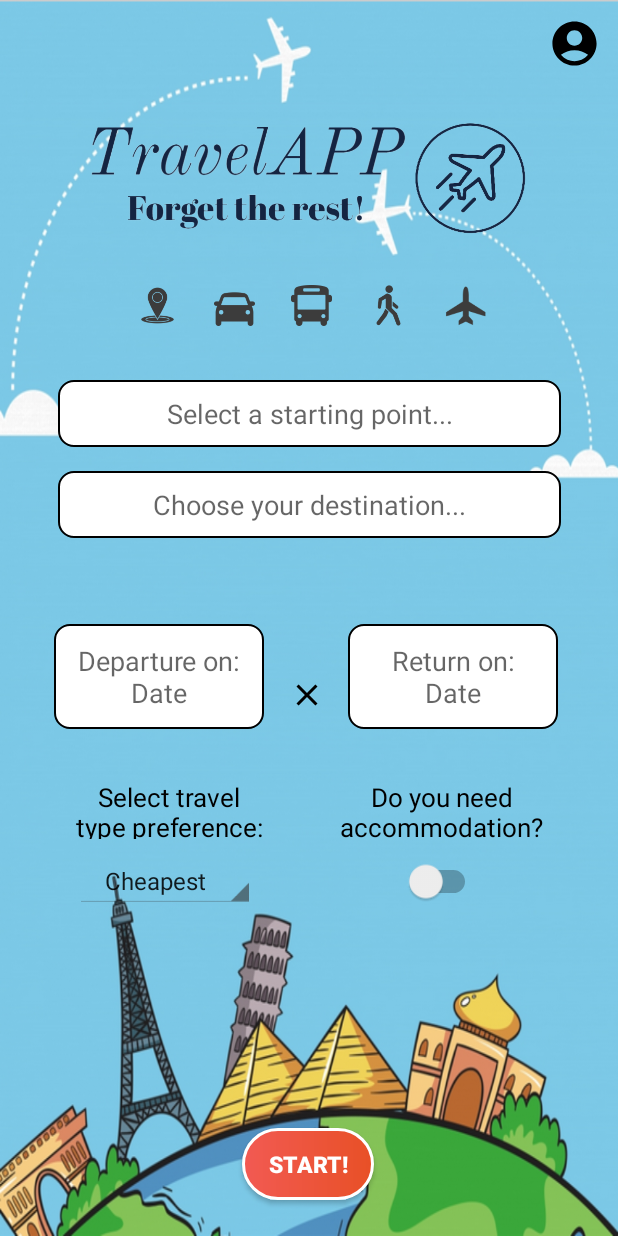
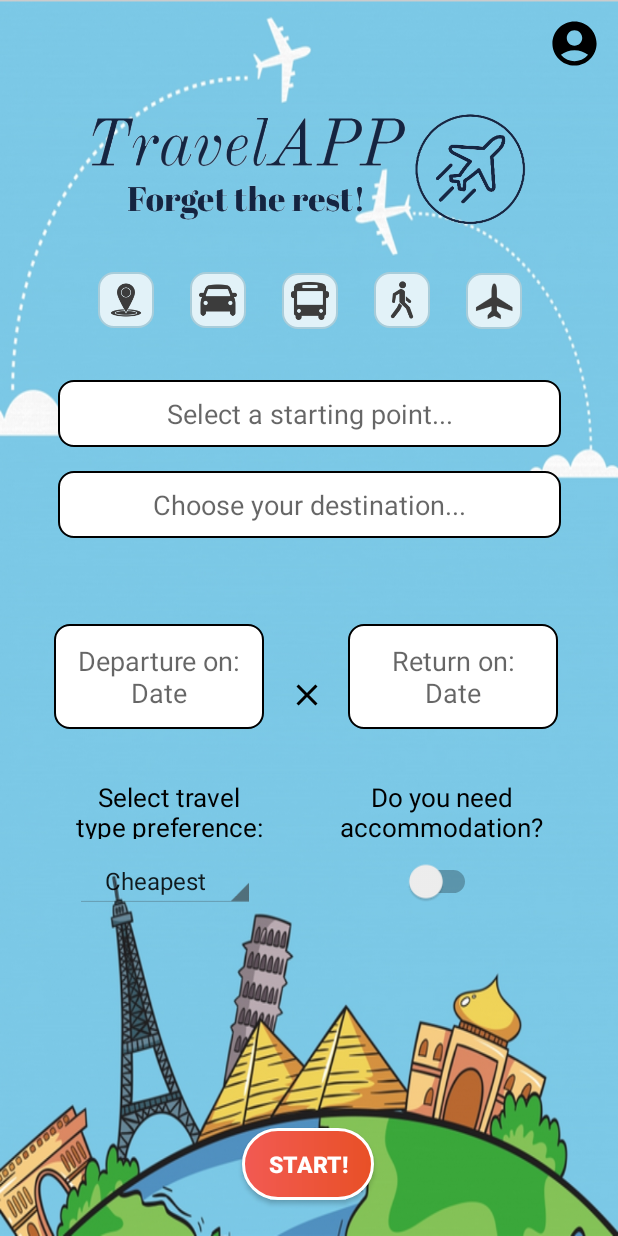
Before and after one commit to mataszab/TravelAPP, an Android app: the screen it shows after launch (MainActivity), on a phone screen of 412 x 824 dp. Run offline under Robolectric (Android 15) with nearby library versions, the phone set to English and light mode, and no system bars.

Commit message:
Chaged color styles.

```diff
--- a/app/src/main/java/com/example/travelapp/AccommodationActivity.java
+++ b/app/src/main/java/com/example/travelapp/AccommodationActivity.java
@@ -34,8 +34,6 @@ public class AccommodationActivity extends AppCompatActivity implements View.OnC
 
     Spinner spPropertyType;
     Spinner spSortBy;
-
-    ImageButton imgBtnArrow;
 
     @Override
     protected void onCreate(Bundle savedInstanceState) {
--- a/app/src/main/res/drawable/always_clicked.xml
+++ /dev/null
@@ -1,6 +0,0 @@
-<?xml version="1.0" encoding="utf-8"?>
-<selector xmlns:android="http://schemas.android.com/apk/res/android">
-
-    <item android:drawable="@color/lighter_teal_200"/>
-
-</selector>
--- a/app/src/main/res/drawable/ic_baseline_account_box.xml
+++ /dev/null
@@ -1,5 +0,0 @@
-<vector android:height="35dp" android:tint="#000000"
-    android:viewportHeight="24" android:viewportWidth="24"
-    android:width="35dp" xmlns:android="http://schemas.android.com/apk/res/android">
-    <path android:fillColor="@android:color/white" android:pathData="M19,3H5C3.9,3 3,3.9 3,5v14c0,1.1 0.9,2 2,2h14c1.1,0 2,-0.9 2,-2V5C21,3.9 20.1,3 19,3zM12,6c1.93,0 3.5,1.57 3.5,3.5c0,1.93 -1.57,3.5 -3.5,3.5s-3.5,-1.57 -3.5,-3.5C8.5,7.57 10.07,6 12,6zM19,19H5v-0.23c0,-0.62 0.28,-1.2 0.76,-1.58C7.47,15.82 9.64,15 12,15s4.53,0.82 6.24,2.19c0.48,0.38 0.76,0.97 0.76,1.58V19z"/>
-</vector>
--- /dev/null
+++ b/app/src/main/res/drawable/image_button_clicked_background.xml
@@ -0,0 +1,13 @@
+<?xml version="1.0" encoding="utf-8"?>
+<layer-list xmlns:android="http://schemas.android.com/apk/res/android">
+
+    <item>
+        <shape>
+            <solid android:color="#39A639"/>
+            <stroke android:width="1dp" android:color="#379E37" />
+            <corners android:radius="10dp"/>
+            <padding android:left="0dp" android:top="0dp" android:right="0dp" android:bottom="0dp" />
+        </shape>
+    </item>
+
+</layer-list>
--- /dev/null
+++ b/app/src/main/res/drawable/image_button_static_background.xml
@@ -0,0 +1,13 @@
+<?xml version="1.0" encoding="utf-8"?>
+<layer-list xmlns:android="http://schemas.android.com/apk/res/android">
+
+    <item>
+        <shape>
+            <solid android:color="#E2F2F8"/>
+            <stroke android:width="1dp" android:color="#A9CDDA" />
+            <corners android:radius="10dp"/>
+            <padding android:left="0dp" android:top="0dp" android:right="0dp" android:bottom="0dp" />
+        </shape>
+    </item>
+
+</layer-list>
--- a/app/src/main/res/drawable/image_button_style.xml
+++ /dev/null
@@ -1,12 +0,0 @@
-<?xml version="1.0" encoding="utf-8"?>
-<selector xmlns:android="http://schemas.android.com/apk/res/android">
-
-    <item android:state_pressed="true"
-        android:drawable="@color/lighter_teal_200"/>
-    <item android:state_focused="true"
-        android:drawable="@color/lighter_teal_200"/>
-    <item android:state_hovered="true"
-        android:drawable="@color/lighter_teal_200" />
-    <item android:drawable="@android:color/transparent"/>
-
-</selector>
--- a/app/src/main/res/drawable/spinner_style.xml
+++ b/app/src/main/res/drawable/spinner_style.xml
@@ -1,7 +1,7 @@
 <?xml version="1.0" encoding="utf-8"?>
 <layer-list xmlns:android="http://schemas.android.com/apk/res/android">
     <item>
-        <color android:color="@color/lighter_teal_200" />
+        <color android:color="#E2F2F8" />
     </item>
     <item android:gravity="center_vertical|right" android:right="8dp">
         <layer-list>
@@ -17,7 +17,7 @@
             </item>
             <item android:width="30dp" android:height="10dp" android:bottom="21dp" android:gravity="center">
                 <shape android:shape="rectangle">
-                    <solid android:color="@color/lighter_teal_200"/>
+                    <solid android:color="#E2F2F8"/>
                 </shape>
             </item>
         </layer-list>
--- a/app/src/main/res/layout/activity_main.xml
+++ b/app/src/main/res/layout/activity_main.xml
@@ -21,12 +21,13 @@
 
     <ImageButton
         android:id="@+id/imgButtRecomm"
-        android:layout_width="27dp"
-        android:layout_height="27dp"
+        android:layout_width="37dp"
+        android:layout_height="37dp"
         android:layout_marginEnd="24dp"
-        android:background="@drawable/image_button_style"
+        android:background="@drawable/image_button_static_background"
+        android:padding="6dp"
         android:scaleType="centerInside"
-        android:src="@drawable/pointer"
+        android:src="@drawable/recommended"
         app:layout_constraintBottom_toTopOf="@+id/actvFrom"
         app:layout_constraintEnd_toStartOf="@+id/imgButtCar"
         app:layout_constraintTop_toTopOf="parent"
@@ -35,12 +36,13 @@
 
     <ImageButton
         android:id="@+id/imgButtCar"
-        android:layout_width="27dp"
-        android:layout_height="27dp"
+        android:layout_width="37dp"
+        android:layout_height="37dp"
         android:layout_marginEnd="24dp"
-        android:background="@drawable/image_button_style"
+        android:background="@drawable/image_button_static_background"
         android:scaleType="centerInside"
         android:src="@drawable/car"
+        android:padding="6dp"
         app:layout_constraintBottom_toTopOf="@+id/actvFrom"
         app:layout_constraintEnd_toStartOf="@+id/imgButtPubTrans"
         app:layout_constraintTop_toTopOf="parent"
@@ -49,25 +51,27 @@
 
     <ImageButton
         android:id="@+id/imgButtPubTrans"
-        android:layout_width="27dp"
-        android:layout_height="27dp"
+        android:layout_width="37dp"
+        android:layout_height="37dp"
         android:layout_marginEnd="24dp"
-        android:background="@drawable/image_button_style"
+        android:background="@drawable/image_button_static_background"
+        android:padding="6dp"
         android:scaleType="centerInside"
         android:src="@drawable/public_transport"
         app:layout_constraintBottom_toTopOf="@+id/actvFrom"
         app:layout_constraintEnd_toStartOf="@+id/imgButtWalk"
         app:layout_constraintTop_toTopOf="parent"
-        app:layout_constraintVertical_bias="0.841"
+        app:layout_constraintVertical_bias="0.844"
         app:tint="#3C3C3C" />
 
     <ImageButton
         android:id="@+id/imgButtWalk"
-        android:layout_width="27dp"
-        android:layout_height="27dp"
+        android:layout_width="37dp"
+        android:layout_height="37dp"
         android:layout_marginEnd="24dp"
-        android:background="@drawable/image_button_style"
+        android:background="@drawable/image_button_static_background"
         android:scaleType="centerInside"
+        android:padding="6dp"
         android:src="@drawable/walk"
         app:layout_constraintBottom_toTopOf="@+id/actvFrom"
         app:layout_constraintEnd_toStartOf="@+id/imgButtPlane"
@@ -77,16 +81,17 @@
 
     <ImageButton
         android:id="@+id/imgButtPlane"
-        android:layout_width="27dp"
-        android:layout_height="27dp"
-        android:layout_marginEnd="88dp"
-        android:background="@drawable/image_button_style"
+        android:layout_width="37dp"
+        android:layout_height="37dp"
+        android:layout_marginEnd="64dp"
+        android:background="@drawable/image_button_static_background"
+        android:padding="6dp"
         android:scaleType="centerInside"
         android:src="@drawable/plane"
         app:layout_constraintBottom_toTopOf="@+id/actvFrom"
         app:layout_constraintEnd_toEndOf="parent"
         app:layout_constraintTop_toTopOf="parent"
-        app:layout_constraintVertical_bias="0.841"
+        app:layout_constraintVertical_bias="0.844"
         app:tint="#3C3C3C" />
 
     <AutoCompleteTextView
--- a/app/src/main/res/layout/name_price_link_layout.xml
+++ b/app/src/main/res/layout/name_price_link_layout.xml
@@ -27,7 +27,7 @@
         android:layout_height="wrap_content"
         android:orientation="horizontal"
         android:layout_weight="1"
-        android:background="@color/aliceBlue">
+        android:background="#E2F2F8">
 
         <TextView
             android:id="@+id/tvID2"
@@ -58,7 +58,7 @@
         android:layout_height="wrap_content"
         android:orientation="horizontal"
         android:layout_weight="1"
-        android:background="@color/aliceBlue">
+        android:background="#E2F2F8">
 
         <TextView
             android:id="@+id/textView7"
@@ -89,7 +89,7 @@
         android:layout_height="wrap_content"
         android:orientation="horizontal"
         android:layout_weight="1"
-        android:background="@color/aliceBlue">
+        android:background="#E2F2F8">
 
         <TextView
             android:id="@+id/tvLink2"
--- a/app/src/main/res/layout/name_time_layout.xml
+++ b/app/src/main/res/layout/name_time_layout.xml
@@ -5,6 +5,7 @@
     android:layout_width="match_parent"
     android:layout_height="wrap_content"
     android:weightSum="4"
+    android:background="#E2F2F8"
     android:orientation="vertical">
 
     <LinearLayout
@@ -27,7 +28,7 @@
         android:layout_height="wrap_content"
         android:orientation="horizontal"
         android:layout_weight="1"
-        android:background="@color/aliceBlue">
+        android:background="#E2F2F8">
 
         <TextView
             android:id="@+id/tvID3"
@@ -58,7 +59,7 @@
         android:layout_height="wrap_content"
         android:orientation="horizontal"
         android:layout_weight="1"
-        android:background="@color/aliceBlue">
+        android:background="#E2F2F8">
 
         <TextView
             android:id="@+id/textView5"
--- a/app/src/main/res/layout/travel_points_ad_layout.xml
+++ b/app/src/main/res/layout/travel_points_ad_layout.xml
@@ -29,7 +29,7 @@
         android:orientation="horizontal"
         android:layout_weight="1"
         android:weightSum="30"
-        android:background="@color/aliceBlue">
+        android:background="#E2F2F8">
 
         <ImageView
             android:id="@+id/imgViewStar"
```
Also changed, not shown: app/src/main/java/com/example/travelapp/MainActivity.java (+25 -25 lines), app/src/main/res/layout/activity_accommodation.xml (+8 -8 lines), app/src/main/res/layout/activity_second.xml (+4 -4 lines), app/src/main/res/layout/name_time_price_link_layout.xml (+5 -4 lines), app/src/main/res/drawable/car.png, app/src/main/res/drawable/logo.png (deleted), app/src/main/res/drawable/pointer.png (deleted), app/src/main/res/drawable/recommended.png.
